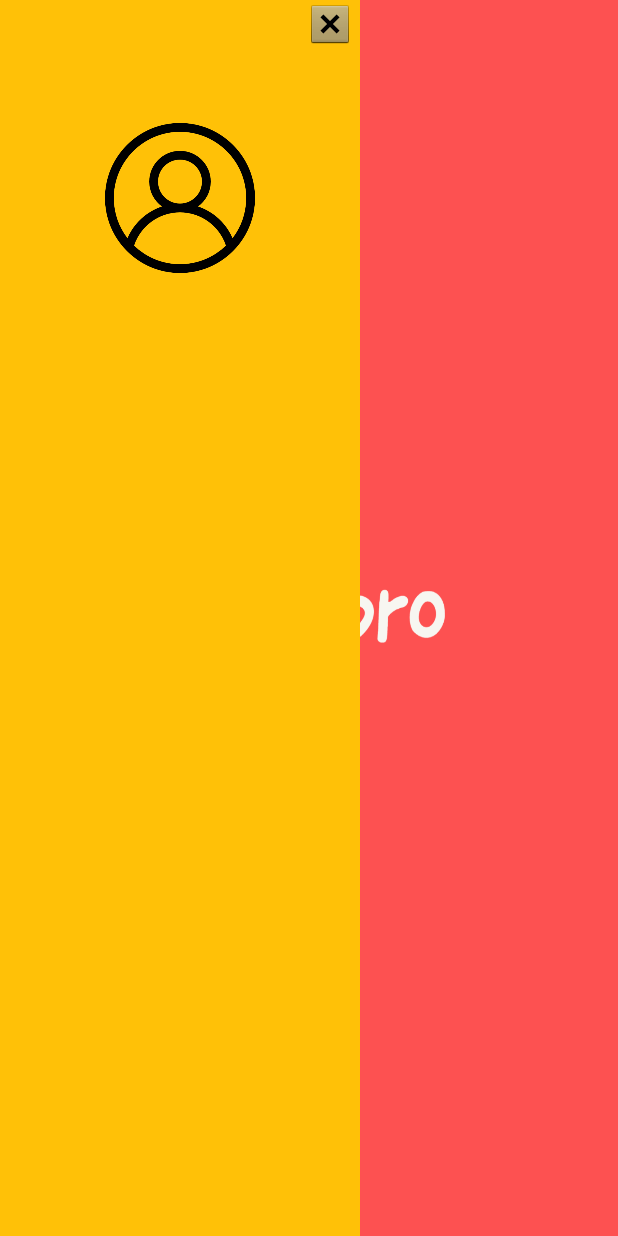
After one commit to 2021-SMHRD-KDT-New-AI-1/WOWBRO, an Android app: the layout activity_drawer.xml on its own in the app's theme, with its tools: preview values and no code run, on a phone screen of 412 x 824 dp. The commit adds this screen. Run offline under Robolectric (Android 15) with nearby library versions, the phone set to English and light mode, and no system bars; network calls fail.

Commit message:
<update> 메뉴 클릭시 메뉴페이지 구현

```diff
--- /dev/null
+++ b/app/src/main/res/layout/activity_drawer.xml
@@ -0,0 +1,27 @@
+<?xml version="1.0" encoding="utf-8"?>
+<LinearLayout
+    xmlns:android="http://schemas.android.com/apk/res/android"
+    xmlns:app="http://schemas.android.com/apk/res-auto"
+    android:layout_width="240dp"
+    android:layout_height="match_parent"
+    android:layout_gravity="start"
+    android:id="@+id/drawer"
+    android:background="#FFC107"
+    android:orientation="vertical">
+
+
+    <ImageView
+        android:id="@+id/img_close"
+        android:layout_width="match_parent"
+        android:layout_height="wrap_content"
+        android:layout_marginLeft="200dp"
+        app:srcCompat="@android:drawable/btn_dialog" />
+
+    <ImageView
+        android:id="@+id/imageView8"
+        android:layout_width="100dp"
+        android:layout_height="100dp"
+        android:layout_gravity="center"
+        android:layout_marginTop="50dp"
+        app:srcCompat="@drawable/icon_user" />
+</LinearLayout>
```
Also changed, not shown: app/src/main/java/com/jkh/wowbro2/LoginActivity.java (+5 -2 lines), app/src/main/java/com/jkh/wowbro2/UserDashboard.java (+33 -4 lines), app/src/main/res/layout/activity_user_dashboard.xml (+12 -14 lines).
